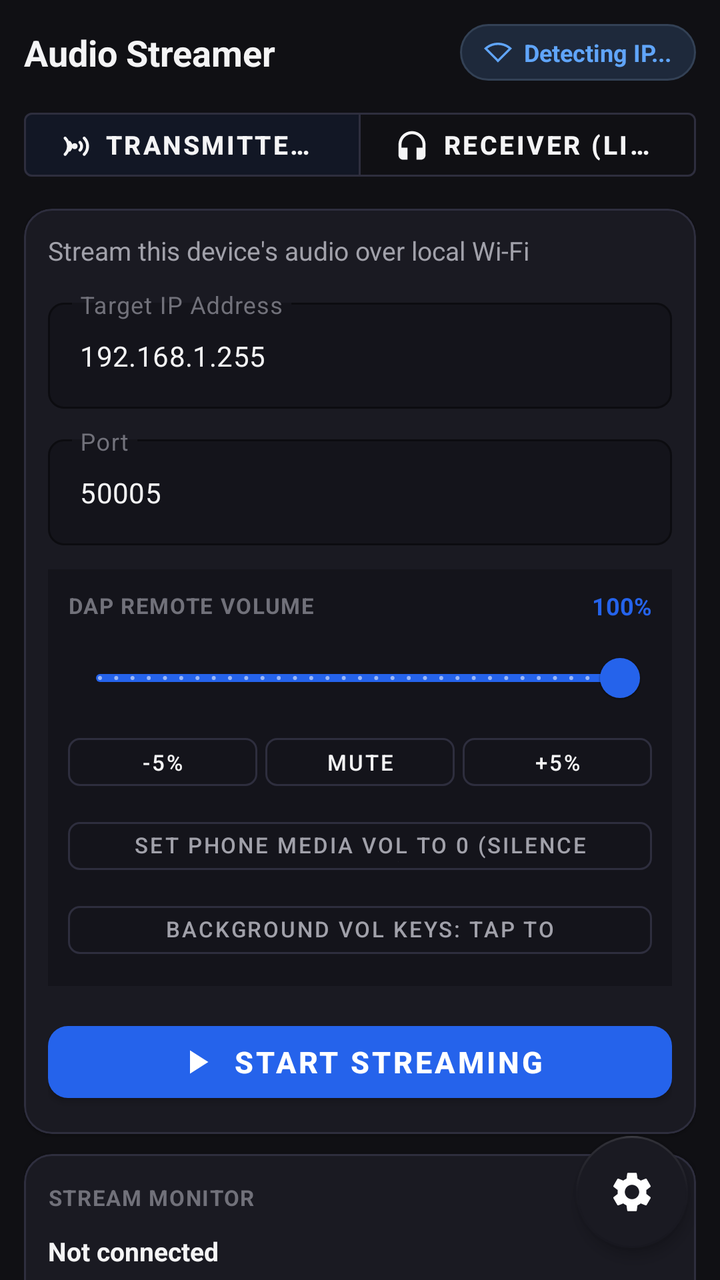
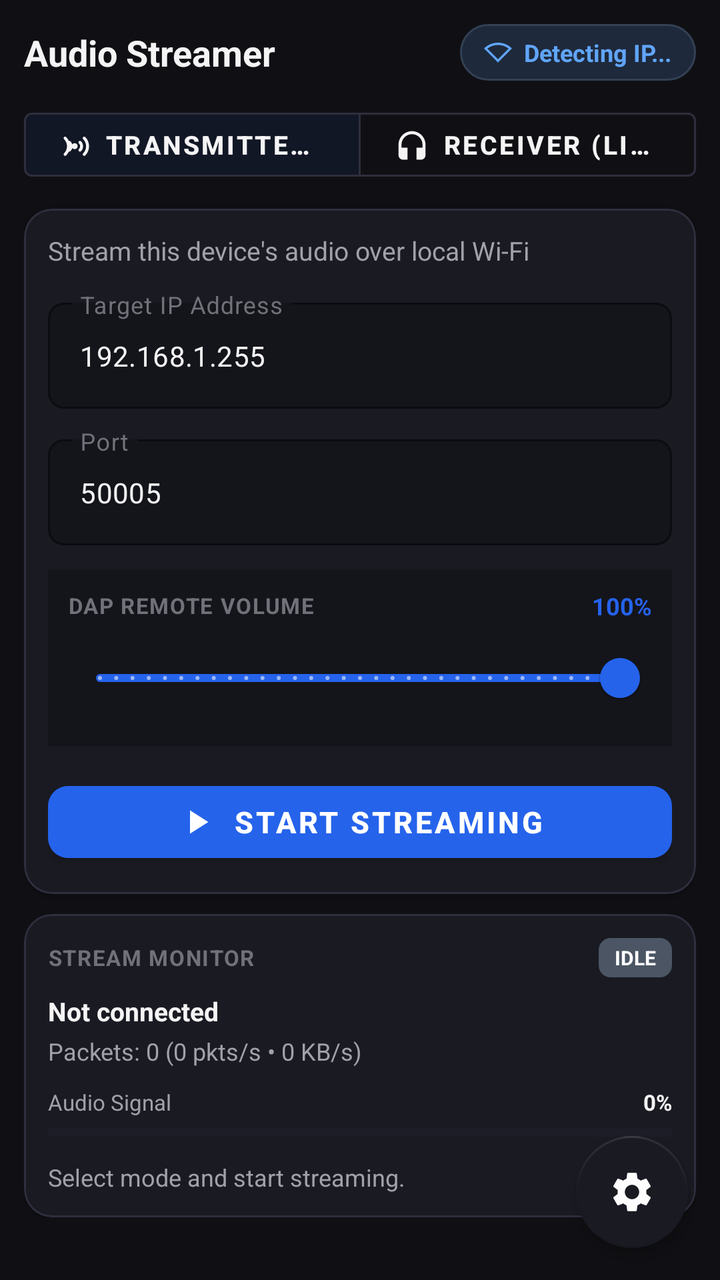

Compare the two renders of this Android layout. The source of the first and the diff that turns it into the second are given below.
<!-- AndroidManifest.xml: application theme Theme.AudioStreamer -->
<!-- res/layout/activity_main.xml -->
<?xml version="1.0" encoding="utf-8"?>
<androidx.coordinatorlayout.widget.CoordinatorLayout
    xmlns:android="http://schemas.android.com/apk/res/android"
    xmlns:app="http://schemas.android.com/apk/res-auto"
    android:id="@+id/root_layout"
    android:layout_width="match_parent"
    android:layout_height="match_parent"
    android:fitsSystemWindows="true"
    android:background="@color/bg_screen">

    <ScrollView
        android:layout_width="match_parent"
        android:layout_height="match_parent"
        android:fillViewport="true"
        android:clipToPadding="false"
        android:paddingBottom="88dp"
        android:scrollbars="none">

        <LinearLayout
            android:layout_width="match_parent"
            android:layout_height="wrap_content"
            android:gravity="center_horizontal"
            android:orientation="vertical">

            <LinearLayout
                android:layout_width="match_parent"
                android:layout_height="wrap_content"
                android:maxWidth="@dimen/content_max_width"
                android:orientation="vertical"
                android:padding="@dimen/screen_padding">

                
                <LinearLayout
                    android:layout_width="match_parent"
                    android:layout_height="wrap_content"
                    android:orientation="horizontal"
                    android:gravity="center_vertical"
                    android:layout_marginBottom="@dimen/card_spacing">

                    <TextView
                        android:id="@+id/tv_title"
                        android:layout_width="0dp"
                        android:layout_height="wrap_content"
                        android:layout_weight="1"
                        android:text="@string/app_name"
                        android:textSize="@dimen/title_text_size"
                        android:textStyle="bold"
                        android:textColor="@color/text_primary" />

                    
                    <LinearLayout
                        android:id="@+id/layout_ip_pill"
                        android:layout_width="wrap_content"
                        android:layout_height="wrap_content"
                        android:orientation="horizontal"
                        android:gravity="center_vertical"
                        android:background="@drawable/bg_ip_pill"
                        android:paddingStart="12dp"
                        android:paddingEnd="12dp"
                        android:paddingTop="6dp"
                        android:paddingBottom="6dp"
                        android:clickable="true"
                        android:focusable="true">

                        <ImageView
                            android:layout_width="14dp"
                            android:layout_height="14dp"
                            android:src="@drawable/ic_wifi"
                            android:layout_marginEnd="6dp"
                            app:tint="@color/pill_text" />

                        <TextView
                            android:id="@+id/tv_header_ip"
                            android:layout_width="wrap_content"
                            android:layout_height="wrap_content"
                            android:text="Detecting IP..."
                            android:textSize="12sp"
                            android:textStyle="bold"
                            android:textColor="@color/pill_text" />
                    </LinearLayout>
                </LinearLayout>

                
                <com.google.android.material.button.MaterialButtonToggleGroup
                    android:id="@+id/toggle_mode_group"
                    android:layout_width="match_parent"
                    android:layout_height="@dimen/toggle_height"
                    android:layout_marginBottom="@dimen/card_spacing"
                    app:singleSelection="true"
                    app:selectionRequired="true"
                    app:checkedButton="@+id/btn_mode_transmitter">

                    <com.google.android.material.button.MaterialButton
                        android:id="@+id/btn_mode_transmitter"
                        style="?attr/materialButtonOutlinedStyle"
                        android:layout_width="0dp"
                        android:layout_height="match_parent"
                        android:layout_weight="1"
                        android:text="@string/mode_transmitter"
                        android:textSize="13sp"
                        android:textStyle="bold"
                        android:textColor="@color/text_primary"
                        app:strokeColor="@color/card_stroke"
                        app:icon="@drawable/ic_transmitter"
                        app:iconTint="@color/text_primary"
                        app:iconGravity="textStart"
                        app:iconPadding="6dp"
                        app:iconSize="18dp" />

                    <com.google.android.material.button.MaterialButton
                        android:id="@+id/btn_mode_receiver"
                        style="?attr/materialButtonOutlinedStyle"
                        android:layout_width="0dp"
                        android:layout_height="match_parent"
                        android:layout_weight="1"
                        android:text="@string/mode_receiver"
                        android:textSize="13sp"
                        android:textStyle="bold"
                        android:textColor="@color/text_primary"
                        app:strokeColor="@color/card_stroke"
                        app:icon="@drawable/ic_receiver"
                        app:iconTint="@color/text_primary"
                        app:iconGravity="textStart"
                        app:iconPadding="6dp"
                        app:iconSize="18dp" />
                </com.google.android.material.button.MaterialButtonToggleGroup>

                
                <com.google.android.material.card.MaterialCardView
                    android:id="@+id/card_config"
                    android:layout_width="match_parent"
                    android:layout_height="wrap_content"
                    android:layout_marginBottom="@dimen/card_spacing"
                    app:cardCornerRadius="14dp"
                    app:cardElevation="1dp"
                    app:strokeColor="@color/card_stroke"
                    app:strokeWidth="1dp"
                    app:cardBackgroundColor="@color/card_bg">

                    <LinearLayout
                        android:layout_width="match_parent"
                        android:layout_height="wrap_content"
                        android:orientation="vertical"
                        android:padding="@dimen/card_inner_padding">

                        <TextView
                            android:id="@+id/tv_mode_guide"
                            android:layout_width="match_parent"
                            android:layout_height="wrap_content"
                            android:text="Stream this device's audio over local Wi-Fi"
                            android:textSize="13sp"
                            android:textColor="@color/text_secondary"
                            android:layout_marginBottom="12dp" />

                        
                        <com.google.android.material.textfield.TextInputLayout
                            android:id="@+id/til_target_ip"
                            android:layout_width="match_parent"
                            android:layout_height="wrap_content"
                            android:layout_marginBottom="10dp"
                            android:hint="@string/target_ip_hint"
                            android:textColorHint="@color/text_hint"
                            app:hintTextColor="@color/primary"
                            app:boxBackgroundColor="@color/input_bg"
                            app:boxStrokeColor="@color/primary"
                            app:boxCornerRadiusBottomEnd="8dp"
                            app:boxCornerRadiusBottomStart="8dp"
                            app:boxCornerRadiusTopEnd="8dp"
                            app:boxCornerRadiusTopStart="8dp"
                            style="@style/Widget.MaterialComponents.TextInputLayout.OutlinedBox">

                            <com.google.android.material.textfield.TextInputEditText
                                android:id="@+id/et_target_ip"
                                android:layout_width="match_parent"
                                android:layout_height="wrap_content"
                                android:inputType="textUri"
                                android:textSize="14sp"
                                android:textColor="@color/text_primary"
                                android:textColorHint="@color/text_hint"
                                android:text="192.168.1.255" />
                        </com.google.android.material.textfield.TextInputLayout>

                        
                        <com.google.android.material.textfield.TextInputLayout
                            android:id="@+id/til_port"
                            android:layout_width="match_parent"
                            android:layout_height="wrap_content"
                            android:layout_marginBottom="12dp"
                            android:hint="@string/port_hint"
                            android:textColorHint="@color/text_hint"
                            app:hintTextColor="@color/primary"
                            app:boxBackgroundColor="@color/input_bg"
                            app:boxStrokeColor="@color/primary"
                            app:boxCornerRadiusBottomEnd="8dp"
                            app:boxCornerRadiusBottomStart="8dp"
                            app:boxCornerRadiusTopEnd="8dp"
                            app:boxCornerRadiusTopStart="8dp"
                            style="@style/Widget.MaterialComponents.TextInputLayout.OutlinedBox">

                            <com.google.android.material.textfield.TextInputEditText
                                android:id="@+id/et_port"
                                android:layout_width="match_parent"
                                android:layout_height="wrap_content"
                                android:inputType="number"
                                android:textSize="14sp"
                                android:textColor="@color/text_primary"
                                android:textColorHint="@color/text_hint"
                                android:text="50005" />
                        </com.google.android.material.textfield.TextInputLayout>

                        
                        <LinearLayout
                            android:id="@+id/layout_volume_control"
                            android:layout_width="match_parent"
                            android:layout_height="wrap_content"
                            android:orientation="vertical"
                            android:background="@color/input_bg"
                            android:padding="10dp"
                            android:layout_marginBottom="14dp">

                            <LinearLayout
                                android:layout_width="match_parent"
                                android:layout_height="wrap_content"
                                android:orientation="horizontal"
                                android:gravity="center_vertical"
                                android:layout_marginBottom="4dp">

                                <TextView
                                    android:layout_width="0dp"
                                    android:layout_height="wrap_content"
                                    android:layout_weight="1"
                                    android:text="DAP REMOTE VOLUME"
                                    android:textSize="11sp"
                                    android:textStyle="bold"
                                    android:textColor="@color/text_hint"
                                    android:letterSpacing="0.05" />

                                <TextView
                                    android:id="@+id/tv_remote_vol_label"
                                    android:layout_width="wrap_content"
                                    android:layout_height="wrap_content"
                                    android:text="100%"
                                    android:textSize="12sp"
                                    android:textStyle="bold"
                                    android:textColor="@color/primary" />
                            </LinearLayout>

                            
                            <com.google.android.material.slider.Slider
                                android:id="@+id/slider_remote_vol"
                                android:layout_width="match_parent"
                                android:layout_height="wrap_content"
                                android:valueFrom="0.0"
                                android:valueTo="100.0"
                                android:stepSize="1.0"
                                android:value="100.0"
                                app:thumbColor="@color/primary"
                                app:trackColorActive="@color/primary"
                                app:trackColorInactive="#2A2A38" />

                            
                            <LinearLayout
                                android:layout_width="match_parent"
                                android:layout_height="wrap_content"
                                android:orientation="horizontal"
                                android:gravity="center">

                                <com.google.android.material.button.MaterialButton
                                    android:id="@+id/btn_vol_down"
                                    style="?attr/materialButtonOutlinedStyle"
                                    android:layout_width="0dp"
                                    android:layout_height="36dp"
                                    android:layout_weight="1"
                                    android:text="-5%"
                                    android:textSize="11sp"
                                    android:textColor="@color/text_primary"
                                    app:strokeColor="@color/card_stroke"
                                    android:layout_marginEnd="4dp"
                                    app:cornerRadius="6dp" />

                                <com.google.android.material.button.MaterialButton
                                    android:id="@+id/btn_vol_mute"
                                    style="?attr/materialButtonOutlinedStyle"
                                    android:layout_width="0dp"
                                    android:layout_height="36dp"
                                    android:layout_weight="1"
                                    android:text="Mute"
                                    android:textSize="11sp"
                                    android:textColor="@color/text_primary"
                                    app:strokeColor="@color/card_stroke"
                                    android:layout_marginEnd="4dp"
                                    app:cornerRadius="6dp" />

                                <com.google.android.material.button.MaterialButton
                                    android:id="@+id/btn_vol_up"
                                    style="?attr/materialButtonOutlinedStyle"
                                    android:layout_width="0dp"
                                    android:layout_height="36dp"
                                    android:layout_weight="1"
                                    android:text="+5%"
                                    android:textSize="11sp"
                                    android:textColor="@color/text_primary"
                                    app:strokeColor="@color/card_stroke"
                                    app:cornerRadius="6dp" />
                            </LinearLayout>

                            
                            <com.google.android.material.button.MaterialButton
                                android:id="@+id/btn_silence_phone"
                                style="?attr/materialButtonOutlinedStyle"
                                android:layout_width="match_parent"
                                android:layout_height="36dp"
                                android:layout_marginTop="6dp"
                                android:text="Set Phone Media Vol to 0 (Silence Phone)"
                                android:textSize="11sp"
                                android:textColor="@color/text_secondary"
                                app:strokeColor="@color/card_stroke"
                                app:cornerRadius="6dp" />

                            
                            <com.google.android.material.button.MaterialButton
                                android:id="@+id/btn_enable_accessibility"
                                style="?attr/materialButtonOutlinedStyle"
                                android:layout_width="match_parent"
                                android:layout_height="36dp"
                                android:layout_marginTop="6dp"
                                android:text="Background Vol Keys: Tap to Configure"
                                android:textSize="11sp"
                                android:textColor="@color/text_secondary"
                                app:strokeColor="@color/card_stroke"
                                app:cornerRadius="6dp" />
                        </LinearLayout>

                        
                        <com.google.android.material.button.MaterialButton
                            android:id="@+id/btn_action"
                            android:layout_width="match_parent"
                            android:layout_height="@dimen/btn_height"
                            android:text="@string/start_stream"
                            android:textSize="15sp"
                            android:textStyle="bold"
                            android:textColor="@color/white"
                            app:cornerRadius="10dp"
                            app:icon="@drawable/ic_play"
                            app:iconTint="@color/white"
                            app:iconGravity="textStart"
                            app:iconPadding="8dp"
                            app:iconSize="20dp" />

                    </LinearLayout>
                </com.google.android.material.card.MaterialCardView>

                
                <com.google.android.material.card.MaterialCardView
                    android:id="@+id/card_telemetry"
                    android:layout_width="match_parent"
                    android:layout_height="wrap_content"
                    app:cardCornerRadius="14dp"
                    app:cardElevation="1dp"
                    app:strokeColor="@color/card_stroke"
                    app:strokeWidth="1dp"
                    app:cardBackgroundColor="@color/card_bg">

                    <LinearLayout
                        android:layout_width="match_parent"
                        android:layout_height="wrap_content"
                        android:orientation="vertical"
                        android:padding="@dimen/card_inner_padding">

                        
                        <LinearLayout
                            android:layout_width="match_parent"
                            android:layout_height="wrap_content"
                            android:orientation="horizontal"
                            android:gravity="center_vertical"
                            android:layout_marginBottom="8dp">

                            <TextView
                                android:layout_width="0dp"
                                android:layout_height="wrap_content"
                                android:layout_weight="1"
                                android:text="STREAM MONITOR"
                                android:textSize="11sp"
                                android:textStyle="bold"
                                android:textColor="@color/text_hint"
                                android:letterSpacing="0.05" />

                            <TextView
                                android:id="@+id/tv_badge_status"
                                android:layout_width="wrap_content"
                                android:layout_height="wrap_content"
                                android:text="IDLE"
                                android:textSize="10sp"
                                android:textStyle="bold"
                                android:paddingStart="8dp"
                                android:paddingEnd="8dp"
                                android:paddingTop="3dp"
                                android:paddingBottom="3dp"
                                android:textColor="@color/white"
                                android:background="@drawable/bg_badge"
                                android:backgroundTint="@color/status_gray" />
                        </LinearLayout>

                        
                        <TextView
                            android:id="@+id/tv_endpoint_info"
                            android:layout_width="match_parent"
                            android:layout_height="wrap_content"
                            android:text="Not connected"
                            android:textSize="13sp"
                            android:textStyle="bold"
                            android:textColor="@color/text_primary"
                            android:layout_marginBottom="3dp" />

                        
                        <TextView
                            android:id="@+id/tv_packets_stat"
                            android:layout_width="match_parent"
                            android:layout_height="wrap_content"
                            android:text="Packets: 0 (0 pkts/s • 0 KB/s)"
                            android:textSize="12sp"
                            android:textColor="@color/text_secondary"
                            android:layout_marginBottom="10dp" />

                        
                        <LinearLayout
                            android:layout_width="match_parent"
                            android:layout_height="wrap_content"
                            android:orientation="horizontal"
                            android:gravity="center_vertical"
                            android:layout_marginBottom="4dp">

                            <TextView
                                android:layout_width="0dp"
                                android:layout_height="wrap_content"
                                android:layout_weight="1"
                                android:text="Audio Signal"
                                android:textSize="11sp"
                                android:textColor="@color/text_secondary" />

                            <TextView
                                android:id="@+id/tv_audio_level_val"
                                android:layout_width="wrap_content"
                                android:layout_height="wrap_content"
                                android:text="0%"
                                android:textSize="11sp"
                                android:textStyle="bold"
                                android:textColor="@color/text_primary" />
                        </LinearLayout>

                        <ProgressBar
                            android:id="@+id/pb_audio_level"
                            style="?android:attr/progressBarStyleHorizontal"
                            android:layout_width="match_parent"
                            android:layout_height="@dimen/progress_height"
                            android:max="100"
                            android:progress="0"
                            android:progressBackgroundTint="#272732"
                            android:progressTint="@color/status_green"
                            android:layout_marginBottom="10dp" />

                        
                        <TextView
                            android:id="@+id/tv_diagnostic_tip"
                            android:layout_width="match_parent"
                            android:layout_height="wrap_content"
                            android:text="Select mode and start streaming."
                            android:textSize="12sp"
                            android:textColor="@color/text_secondary"
                            android:lineSpacingMultiplier="1.15" />

                    </LinearLayout>
                </com.google.android.material.card.MaterialCardView>

            </LinearLayout>
        </LinearLayout>
    </ScrollView>

    
    <com.google.android.material.floatingactionbutton.FloatingActionButton
        android:id="@+id/fab_settings"
        android:layout_width="wrap_content"
        android:layout_height="wrap_content"
        android:layout_gravity="bottom|end"
        android:layout_marginEnd="16dp"
        android:layout_marginBottom="16dp"
        app:srcCompat="@drawable/ic_settings"
        app:tint="@color/white"
        app:backgroundTint="@color/card_bg"
        app:rippleColor="@color/primary"
        app:borderWidth="1dp"
        app:elevation="4dp"
        android:contentDescription="Settings" />

</androidx.coordinatorlayout.widget.CoordinatorLayout>
<!-- resources referenced by this layout -->
<resources>
  <color name="bg_screen">#101014</color>
  <color name="card_bg">#1A1A22</color>
  <color name="card_stroke">#2E2E3E</color>
  <color name="input_bg">#14141B</color>
  <color name="pill_text">#60A5FA</color>
  <color name="primary">#2563EB</color>
  <color name="status_gray">#4B5563</color>
  <color name="status_green">#10B981</color>
  <color name="text_hint">#71717A</color>
  <color name="text_primary">#F4F4F5</color>
  <color name="text_secondary">#A1A1AA</color>
  <color name="white">#FFFFFFFF</color>
  <dimen name="btn_height">48dp</dimen>
  <dimen name="card_inner_padding">12dp</dimen>
  <dimen name="card_spacing">10dp</dimen>
  <dimen name="content_max_width">520dp</dimen>
  <dimen name="progress_height">8dp</dimen>
  <dimen name="screen_padding">12dp</dimen>
  <dimen name="title_text_size">18sp</dimen>
  <dimen name="toggle_height">44dp</dimen>
  <!-- drawable bg_badge (drawable) -->
  <?xml version="1.0" encoding="utf-8"?>
  <shape xmlns:android="http://schemas.android.com/apk/res/android"
      android:shape="rectangle">
      <corners android:radius="6dp" />
      <solid android:color="#757575" />
  </shape>
  <!-- drawable bg_ip_pill (drawable) -->
  <?xml version="1.0" encoding="utf-8"?>
  <shape xmlns:android="http://schemas.android.com/apk/res/android"
      android:shape="rectangle">
      <corners android:radius="20dp" />
      <solid android:color="@color/pill_bg" />
      <stroke android:width="1dp" android:color="@color/pill_stroke" />
  </shape>
  <!-- drawable ic_play (drawable) -->
  <vector xmlns:android="http://schemas.android.com/apk/res/android"
      android:width="24dp"
      android:height="24dp"
      android:viewportWidth="24"
      android:viewportHeight="24">
      <path
          android:fillColor="#FFFFFFFF"
          android:pathData="M8,5v14l11,-7z"/>
  </vector>
  <!-- drawable ic_receiver (drawable) -->
  <vector xmlns:android="http://schemas.android.com/apk/res/android"
      android:width="24dp"
      android:height="24dp"
      android:viewportWidth="24"
      android:viewportHeight="24">
      <path
          android:fillColor="#FFFFFFFF"
          android:pathData="M12,3c-4.97,0 -9,4.03 -9,9v7c0,1.66 1.34,3 3,3h3v-8L5,14v-2c0,-3.87 3.13,-7 7,-7s7,3.13 7,7v2l-4,0v8h3c1.66,0 3,-1.34 3,-3v-7c0,-4.97 -4.03,-9 -9,-9z"/>
  </vector>
  <!-- drawable ic_wifi (drawable) -->
  <vector xmlns:android="http://schemas.android.com/apk/res/android"
      android:width="24dp"
      android:height="24dp"
      android:viewportWidth="24"
      android:viewportHeight="24">
      <path
          android:fillColor="#FF1976D2"
          android:pathData="M12,4C7.31,4 3.07,5.9 0,8.98L12,21 24,8.98C20.93,5.9 16.69,4 12,4zM2.92,9.07C5.51,7.08 8.67,6 12,6s6.49,1.08 9.08,3.07L12,18.17 2.92,9.07z"/>
  </vector>
  <string name="app_name">Audio Streamer</string>
  <string name="mode_receiver">Receiver (Listen)</string>
  <string name="mode_transmitter">Transmitter (Send)</string>
  <string name="port_hint">Port</string>
  <string name="start_stream">Start Streaming</string>
  <string name="target_ip_hint">Target IP Address</string>
  <style name="Theme.AudioStreamer" parent="Theme.MaterialComponents.NoActionBar">
          <item name="colorPrimary">@color/primary</item>
          <item name="colorPrimaryVariant">@color/primary_variant</item>
          <item name="colorOnPrimary">@color/white</item>
          <item name="colorSecondary">@color/secondary</item>
          <item name="colorSecondaryVariant">@color/secondary_variant</item>
          <item name="colorOnSecondary">@color/white</item>
          <item name="android:windowBackground">@color/bg_screen</item>
          <item name="android:statusBarColor">@color/bg_screen</item>
          <item name="android:navigationBarColor">@color/bg_screen</item>
          <item name="android:windowLightStatusBar">false</item>
      </style>
  <color name="pill_bg">#1E293B</color>
  <color name="pill_stroke">#334155</color>
  <color name="primary_variant">#1D4ED8</color>
  <color name="secondary">#0D9488</color>
  <color name="secondary_variant">#0F766E</color>
  <!-- unchanged entries left out for length: 2 -->
</resources>

<!-- the commit's change to res/layout/activity_main.xml (unified diff, before → after) -->
@@ -257,78 +257,6 @@
                                 app:thumbColor="@color/primary"
                                 app:trackColorActive="@color/primary"
                                 app:trackColorInactive="#2A2A38" />
-
-                            
-                            <LinearLayout
-                                android:layout_width="match_parent"
-                                android:layout_height="wrap_content"
-                                android:orientation="horizontal"
-                                android:gravity="center">
-
-                                <com.google.android.material.button.MaterialButton
-                                    android:id="@+id/btn_vol_down"
-                                    style="?attr/materialButtonOutlinedStyle"
-                                    android:layout_width="0dp"
-                                    android:layout_height="36dp"
-                                    android:layout_weight="1"
-                                    android:text="-5%"
-                                    android:textSize="11sp"
-                                    android:textColor="@color/text_primary"
-                                    app:strokeColor="@color/card_stroke"
-                                    android:layout_marginEnd="4dp"
-                                    app:cornerRadius="6dp" />
-
-                                <com.google.android.material.button.MaterialButton
-                                    android:id="@+id/btn_vol_mute"
-                                    style="?attr/materialButtonOutlinedStyle"
-                                    android:layout_width="0dp"
-                                    android:layout_height="36dp"
-                                    android:layout_weight="1"
-                                    android:text="Mute"
-                                    android:textSize="11sp"
-                                    android:textColor="@color/text_primary"
-                                    app:strokeColor="@color/card_stroke"
-                                    android:layout_marginEnd="4dp"
-                                    app:cornerRadius="6dp" />
-
-                                <com.google.android.material.button.MaterialButton
-                                    android:id="@+id/btn_vol_up"
-                                    style="?attr/materialButtonOutlinedStyle"
-                                    android:layout_width="0dp"
-                                    android:layout_height="36dp"
-                                    android:layout_weight="1"
-                                    android:text="+5%"
-                                    android:textSize="11sp"
-                                    android:textColor="@color/text_primary"
-                                    app:strokeColor="@color/card_stroke"
-                                    app:cornerRadius="6dp" />
-                            </LinearLayout>
-
-                            
-                            <com.google.android.material.button.MaterialButton
-                                android:id="@+id/btn_silence_phone"
-                                style="?attr/materialButtonOutlinedStyle"
-                                android:layout_width="match_parent"
-                                android:layout_height="36dp"
-                                android:layout_marginTop="6dp"
-                                android:text="Set Phone Media Vol to 0 (Silence Phone)"
-                                android:textSize="11sp"
-                                android:textColor="@color/text_secondary"
-                                app:strokeColor="@color/card_stroke"
-                                app:cornerRadius="6dp" />
-
-                            
-                            <com.google.android.material.button.MaterialButton
-                                android:id="@+id/btn_enable_accessibility"
-                                style="?attr/materialButtonOutlinedStyle"
-                                android:layout_width="match_parent"
-                                android:layout_height="36dp"
-                                android:layout_marginTop="6dp"
-                                android:text="Background Vol Keys: Tap to Configure"
-                                android:textSize="11sp"
-                                android:textColor="@color/text_secondary"
-                                app:strokeColor="@color/card_stroke"
-                                app:cornerRadius="6dp" />
                         </LinearLayout>
 
                         
